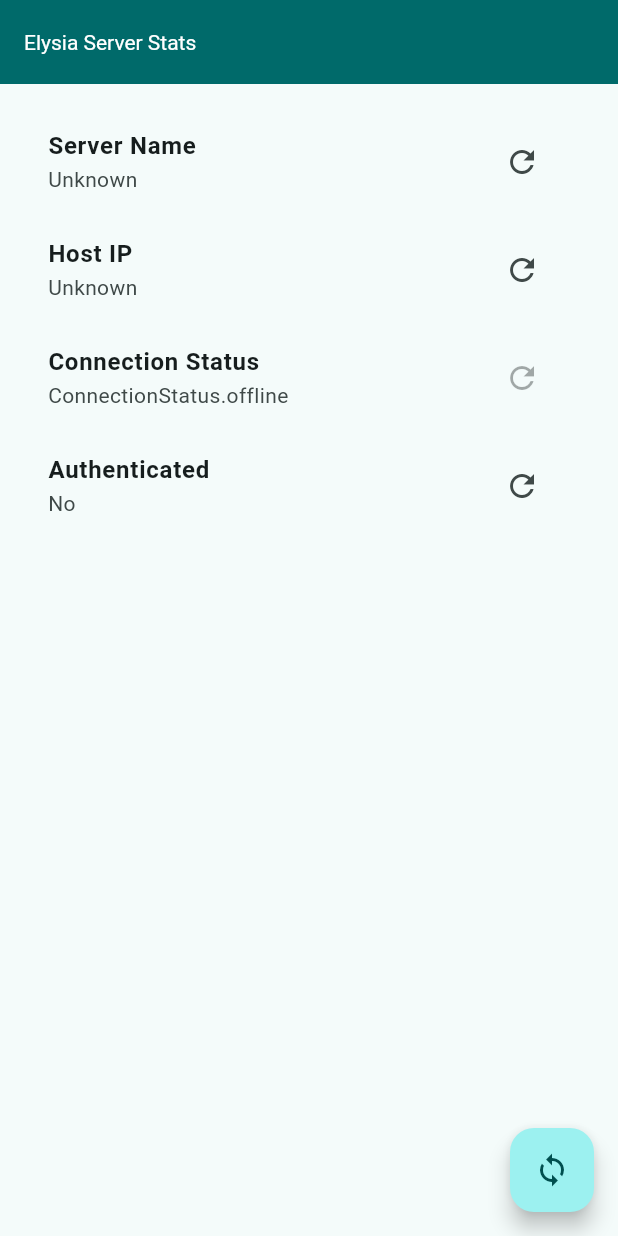
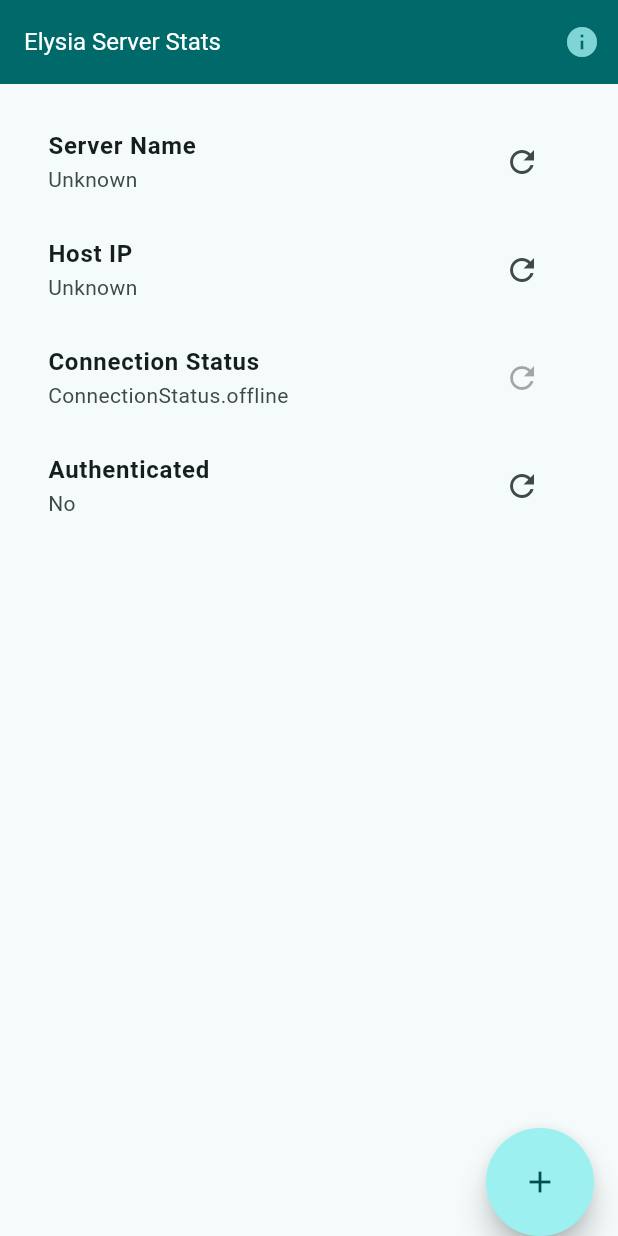
Before and after one commit to cholasimmons/elysia_client, a Flutter app: the screen it shows after launch, on a phone screen of 412 x 824 dp. Run offline on Flutter 3.47's test engine with Material 3 defaults, Android fonts, the phone set to English and light mode, and no system bars; drawn by our look-alikes of flutter_speed_dial; our stand-ins replace shared_preferences; accounts and stored records are empty.

Commit message:
Stable commit

```diff
--- a/lib/_views/home_view.dart
+++ b/lib/_views/home_view.dart
@@ -1,8 +1,11 @@
 import 'package:dummy/_providers/auth_provider.dart';
 import 'package:dummy/_providers/stats_provider.dart';
+import 'package:dummy/_widgets/aboutDialog_widget.dart';
+import 'package:dummy/_widgets/bottomsheet_widget.dart';
 import 'package:dummy/_widgets/stats_widget.dart';
 import 'package:flutter/foundation.dart';
 import 'package:flutter/material.dart';
+import 'package:flutter_speed_dial/flutter_speed_dial.dart';
 import 'package:provider/provider.dart';
 
 class HomeView extends StatefulWidget {
@@ -38,6 +41,17 @@ class _HomeViewState extends State<HomeView> {
     // This method is rerun every time setState is called, for instance as done
     // by the _incrementCounter method above.
     final statsProvider = Provider.of<StatsProvider>(context);
+    ValueNotifier<bool> isDialOpen = ValueNotifier(false);
+    bool customDialRoot = true;
+    bool extend = false;
+    bool rmIcons = false;
+
+    void _openIconButtonPressed() {
+      showDialog(
+          context: context,
+          builder: (context) => aboutApp(),
+          barrierColor: Colors.black87.withOpacity(0.5));
+    }
 
     return ChangeNotifierProvider(
         create: (ctx) => AuthProvider(),
@@ -45,10 +59,15 @@ class _HomeViewState extends State<HomeView> {
             builder: (ctx, auth, _) => Scaffold(
                 appBar: AppBar(
                   backgroundColor: Theme.of(context).colorScheme.primary,
-                    foregroundColor:
-                        Theme.of(context).colorScheme.inversePrimary,
-                    titleTextStyle: const TextStyle(fontSize: 14),
+                  foregroundColor: Theme.of(context).colorScheme.inversePrimary,
+                  titleTextStyle: const TextStyle(fontSize: 16),
+                  // centerTitle: true,
                   title: Text(widget.title),
+                  actions: <Widget>[
+                    IconButton(
+                        icon: const Icon(Icons.info),
+                        onPressed: _openIconButtonPressed)
+                  ],
                 ),
                 body: Padding(
                   padding: const EdgeInsets.all(16.0),
@@ -94,21 +113,57 @@ class _HomeViewState extends State<HomeView> {
                     ],
                   ),
                 ),
-                  floatingActionButton: FloatingActionButton(
-                    onPressed: statsProvider.fetchConnectionStatus,
-                    tooltip: 'Refresh',
-                    child: Align(
-                      alignment: Alignment.center,
-                      child: AnimatedContainer(
-                        duration: const Duration(milliseconds: 700),
-                        transform: Matrix4.rotationZ(
-                            statsProvider.isLoadingConnectionStatus
-                                ? 3.14
-                                : 0), // Rotate 180 degrees if isLoading is true
-                        child: const Icon(Icons.sync),
+                resizeToAvoidBottomInset: true,
+                floatingActionButtonLocation:
+                    FloatingActionButtonLocation.endDocked,
+                floatingActionButton: SpeedDial(
+                  icon: Icons.add,
+                  activeIcon: Icons.close,
+                  spacing: 3,
+                  openCloseDial: isDialOpen,
+                  childPadding: const EdgeInsets.all(4),
+                  spaceBetweenChildren: 4,
+                  buttonSize: const Size.fromRadius(36),
+                  // label: extend ? Text('Open') : null,
+                  childrenButtonSize: const Size.fromRadius(28),
+                  visible: true,
+                  direction: SpeedDialDirection.left,
+                  switchLabelPosition: false,
+                  closeManually: false,
+                  useRotationAnimation: true,
+                  elevation: 8,
+                  animationDuration: const Duration(milliseconds: 600),
+                  children: [
+                    SpeedDialChild(
+                      child: !rmIcons ? const Icon(Icons.computer) : null,
+                      label: 'Configure Server',
+                      backgroundColor: Colors.amber,
+                      shape: const CircleBorder(),
+                      onTap: () {
+                        // Open the bottom sheet to configure the server
+                        showModalBottomSheet(
+                            context: context,
+                            barrierColor: Colors.blueGrey.withOpacity(0.7),
+                            shape: const RoundedRectangleBorder(
+                                borderRadius: BorderRadius.vertical(
+                                    top: Radius.circular(30))),
+                            builder: (context) => Container(height: 300));
+                      },
                     ),
-                    ),
-                  ), // This trailing comma makes auto-formatting nicer for build methods.
-                )));
+                    // SpeedDialChild(
+                    //   child: statsProvider.isLoadingConnectionStatus
+                    //       ? const Icon(Icons.pause)
+                    //       : const Icon(Icons.play_arrow),
+                    //   label: statsProvider.isLoadingConnectionStatus
+                    //       ? 'Stop Loading'
+                    //       : 'Start Loading',
+                    //   shape: const CircleBorder(),
+                    //   onTap: () {
+                    //     statsProvider.fetchConnectionStatus; // Toggle isLoading
+                    //   },
+                    // ),
+                  ],
+                  // This trailing comma makes auto-formatting nicer for build methods.
+                ))));
   }
 }
--- a/lib/main.dart
+++ b/lib/main.dart
@@ -22,6 +22,7 @@ class MyApp extends StatelessWidget {
         ],
         child: MaterialApp(
             title: 'Elysia Client',
+            debugShowCheckedModeBanner: false,
             theme: ThemeData(
               colorScheme: ColorScheme.fromSeed(seedColor: Colors.cyanAccent),
               useMaterial3: true,
--- a/pubspec.yaml
+++ b/pubspec.yaml
@@ -33,6 +33,7 @@ dependencies:
   provider: ^6.1.2
   http: ^1.2.1
   shared_preferences:
+  flutter_speed_dial:
 
 
   # The following adds the Cupertino Icons font to your application.
```
Also changed, not shown: lib/_widgets/aboutDialog_widget.dart (added, +19 -0 lines), lib/_widgets/bottomsheet_widget.dart (added, +115 -0 lines), pubspec.lock, 1 other file. Lines whose indentation alone changed are shown as unchanged.
